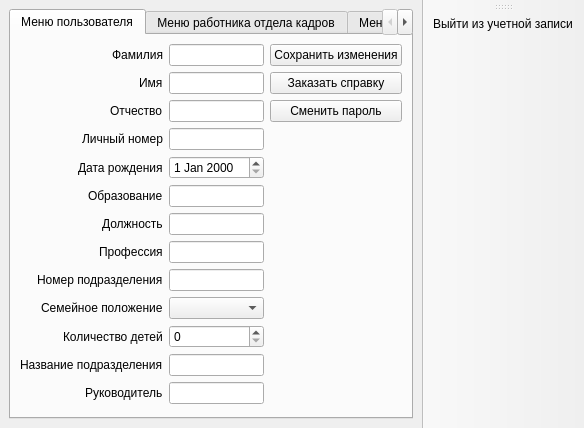
The window that mainwindow.ui (eazyproger/HRDep) describes before a commit, drawn with Qt 5.
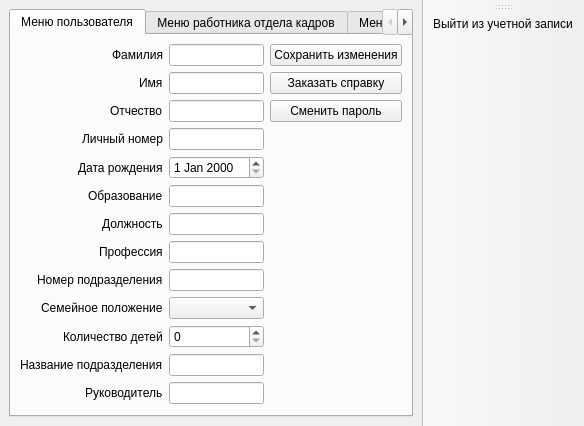
The same window after the commit. Icons and pictures are not drawn.

What changed in the file:
```diff
--- a/mainwindow.ui
+++ b/mainwindow.ui
@@ -6,8 +6,8 @@
    <rect>
     <x>0</x>
     <y>0</y>
-    <width>515</width>
-    <height>428</height>
+    <width>546</width>
+    <height>425</height>
    </rect>
   </property>
   <property name="windowTitle">
```
